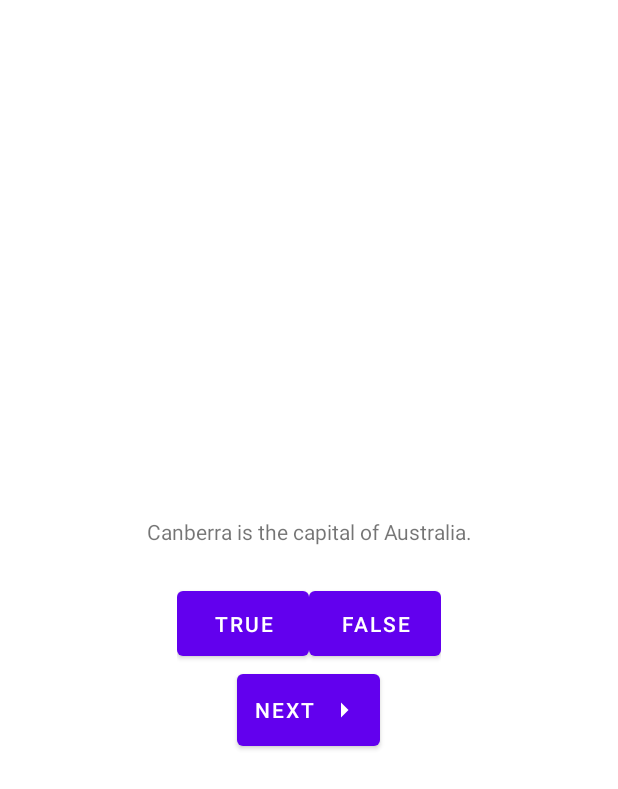
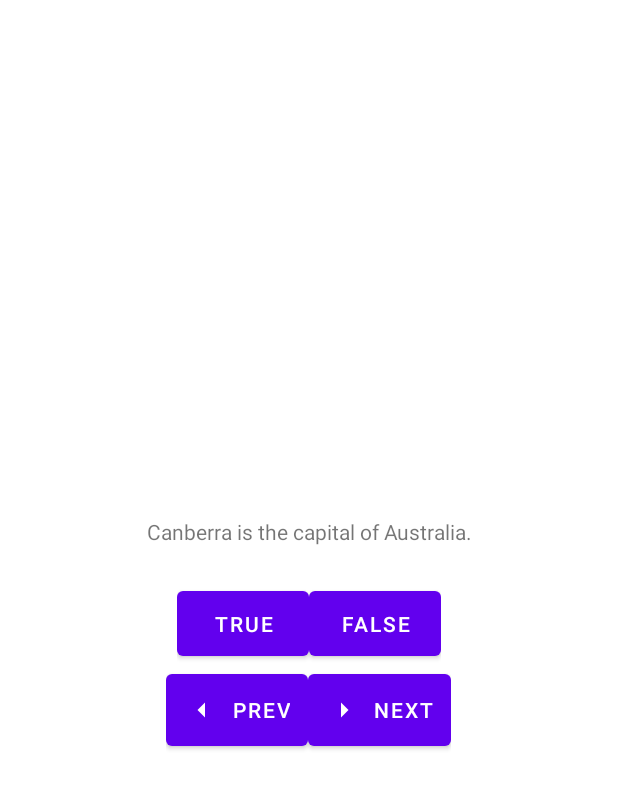
Before and after one commit to slato05/ITC362_HW2_EX3, an Android app: the layout activity_main.xml on its own in the app's theme, with its tools: preview values and no code run, on a phone screen of 412 x 824 dp. Shown: the top 789 px of the screen. Run offline under Robolectric (Android 15) with nearby library versions, the phone set to English and light mode, and no system bars.

Commit message:
Working version

```diff
--- a/app/src/main/java/com/example/itc362_hw2_ex3/MainActivity.kt
+++ b/app/src/main/java/com/example/itc362_hw2_ex3/MainActivity.kt
@@ -38,6 +38,15 @@ class MainActivity : AppCompatActivity() {
             updateQuestion()
         }
 
+        //use setOnClickListener on previousButton to allow backwards movement
+        binding.previousButton.setOnClickListener {
+            if (currentIndex == 0) //if on first question
+                currentIndex = questionBank.size - 1 //set currentIndex to last question index
+            else
+                currentIndex = (currentIndex - 1) % questionBank.size
+            updateQuestion()
+        }
+
         binding.questionTextView.setOnClickListener {
             currentIndex = (currentIndex + 1) % questionBank.size
             updateQuestion()
--- /dev/null
+++ b/app/src/main/res/drawable/ic_baseline_arrow_left_24.xml
@@ -0,0 +1,5 @@
+<vector xmlns:android="http://schemas.android.com/apk/res/android" android:autoMirrored="true"
+    android:height="24dp" android:tint="#000000" android:viewportHeight="24"
+    android:viewportWidth="24" android:width="24dp">
+    <path android:fillColor="@android:color/white" android:pathData="M14,7l-5,5 5,5V7z"/>
+</vector>
--- a/app/src/main/res/layout/activity_main.xml
+++ b/app/src/main/res/layout/activity_main.xml
@@ -39,12 +39,26 @@
 
     </LinearLayout>
 
-    <Button
-        android:id="@+id/next_button"
+    <LinearLayout
         android:layout_width="wrap_content"
-        android:layout_height="wrap_content"
-        android:padding="12dp"
-        android:text="@string/next_button"
-        app:icon="@drawable/ic_baseline_arrow_right_24"
-        app:iconGravity="end" />
+        android:layout_height="wrap_content">
+
+        <Button
+            android:id="@+id/previous_button"
+            android:layout_width="wrap_content"
+            android:layout_height="wrap_content"
+            android:padding="12dp"
+            android:text="@string/previous_button"
+            app:icon="@drawable/ic_baseline_arrow_left_24" />
+
+        <Button
+            android:id="@+id/next_button"
+            android:layout_width="wrap_content"
+            android:layout_height="wrap_content"
+            android:padding="12dp"
+            android:text="@string/next_button"
+            app:icon="@drawable/ic_baseline_arrow_right_24" />
+
+    </LinearLayout>
+
 </LinearLayout>
--- a/app/src/main/res/values/strings.xml
+++ b/app/src/main/res/values/strings.xml
@@ -11,4 +11,5 @@
     <string name="question_asia">Lake Baikal is the world\'s oldest and deepest freshwater lake.</string>
     <string name="correct_toast">Correct!</string>
     <string name="incorrect_toast">Incorrect!</string>
+    <string name="previous_button">Prev</string>
 </resources>
```
